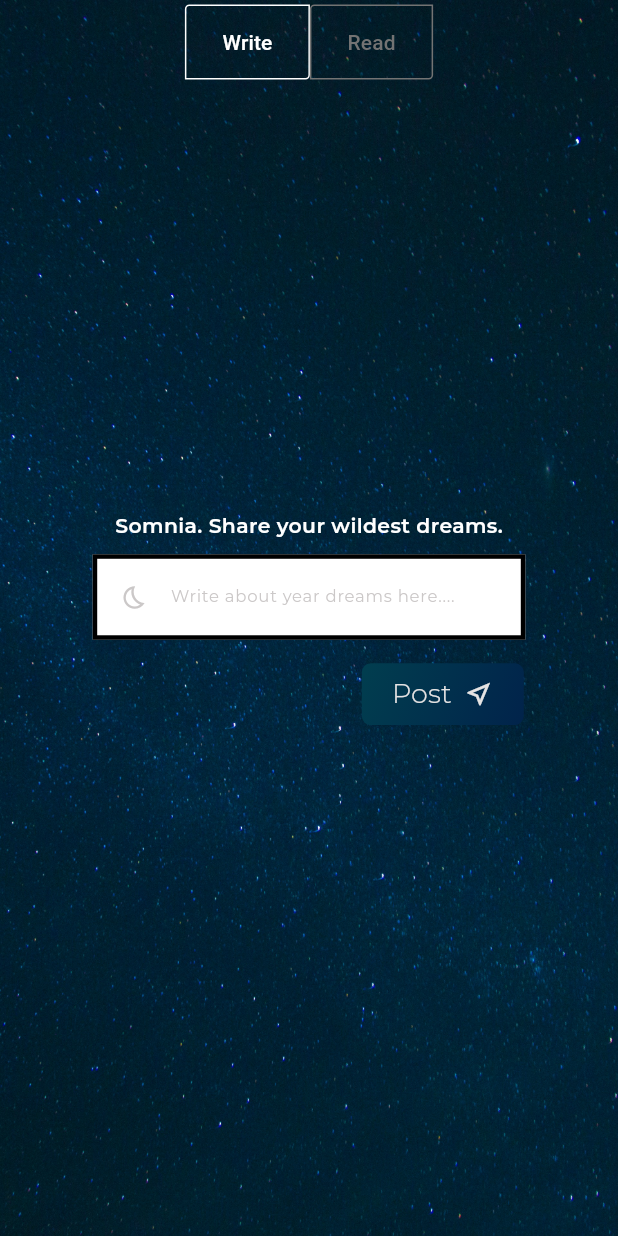
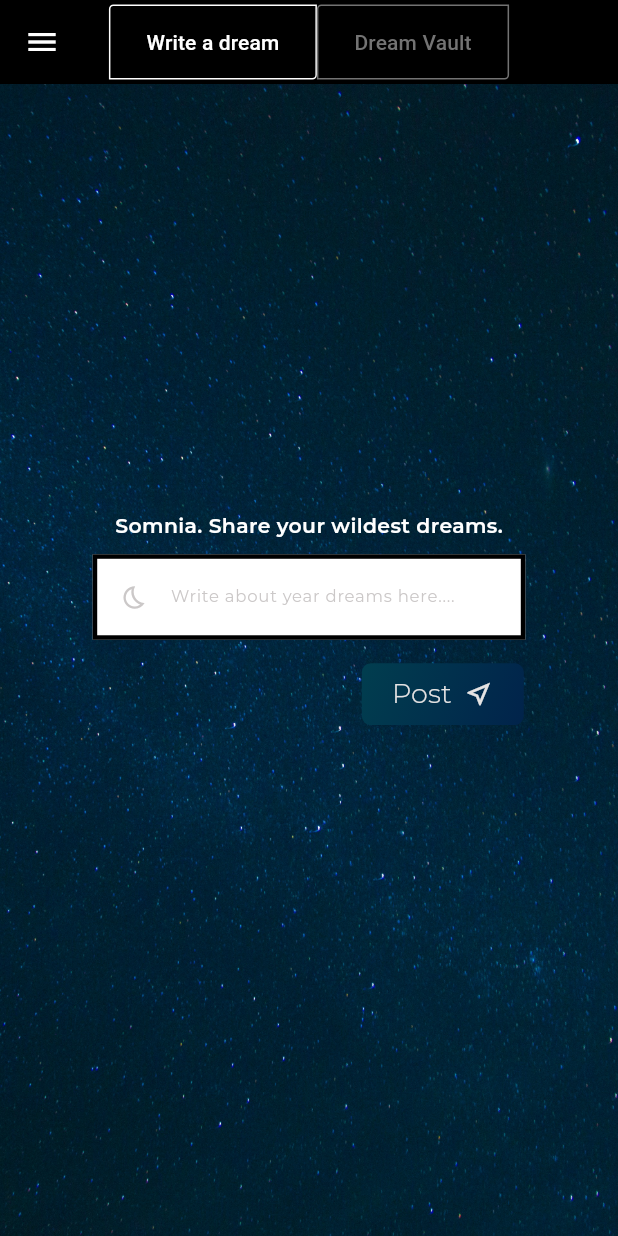
Before and after one commit to GithubAnant/Somnia, a Flutter app: the screen it shows after launch, on a phone screen of 412 x 824 dp. Run offline on Flutter 3.47's test engine with Material 3 defaults, Android fonts, the phone set to English and light mode, and no system bars; project files that could hold a hidden picture were left out.

Commit message:
fixed appbar, button names

```diff
--- a/lib/appbar_button.dart
+++ b/lib/appbar_button.dart
@@ -20,7 +20,7 @@ class AppBarButton extends StatelessWidget {
           side: BorderSide(color: Colors.transparent)
         ),
         onPressed: () {
-          Navigator.push(context, MaterialPageRoute(builder: (context) => destination));
+          Navigator.pushReplacement(context, MaterialPageRoute(builder: (context) => destination));
         },
         child: Text(buttonName, style: TextStyle(color: buttonColor)),
       ),
--- a/lib/home_page.dart
+++ b/lib/home_page.dart
@@ -1,7 +1,7 @@
 import 'package:flutter/material.dart';
 import 'package:somnia/appbar_button.dart';
 import 'package:somnia/read.dart';
-import 'package:somnia/stack.dart';
+import 'package:somnia/stack_write.dart';
 
 class Background extends StatefulWidget {
   const Background({super.key});
@@ -11,10 +11,18 @@ class Background extends StatefulWidget {
 }
 
 class _BackgroundState extends State<Background> {
+
+  @override
+  void initState() {
+    super.initState();
+  }
+
   bool activeButtonWrite = true;
 
-  Color activeButtonColor = Colors.white;
-  Color inActiveButtonColor = const Color.fromARGB(255, 115, 115, 115);
+
+
+  Color writeButtonColor = const Color.fromARGB(255, 255, 255, 255);
+  Color readButtonColor = const Color.fromARGB(255, 115, 115, 115);
 
   void nothing() {}
 
@@ -23,19 +31,20 @@ class _BackgroundState extends State<Background> {
     return Scaffold(
       extendBodyBehindAppBar: true,
       appBar: AppBar(
-        backgroundColor: Colors.transparent,
+        leading: IconButton(onPressed:(){}, icon:  Icon(Icons.menu), color: Colors.white),
+        backgroundColor: const Color.fromARGB(255, 0, 0, 0),
         elevation: 0,
         title: Row(
           mainAxisSize: MainAxisSize.min,
           children: [
-            AppBarButton(buttonName: 'Write',buttonColor: activeButtonColor,destination: Background(),),
-            AppBarButton(buttonName: 'Read',buttonColor: inActiveButtonColor, destination: Read(),),
+            AppBarButton(buttonName: 'Write a dream',buttonColor: writeButtonColor,destination: Background(),),
+            AppBarButton(buttonName: 'Dream Vault',buttonColor: readButtonColor, destination: Read(),),
           ],
         ),
         centerTitle: true,
       ),
 
-      body: StackSomnia(),
+      body: StackSomniaWrite(),
     );
   }
 }
--- a/lib/stack.dart
+++ b/lib/stack_write.dart
@@ -2,14 +2,15 @@ import 'package:flutter/material.dart';
 import 'package:somnia/submit_button.dart';
 import 'package:somnia/text_field.dart';
 
-class StackSomnia extends StatelessWidget {
-  const StackSomnia({super.key});
+class StackSomniaWrite extends StatelessWidget {
+  const StackSomniaWrite({super.key});
 
   void nothing() {}
 
   @override
   Widget build(BuildContext context) {
     return Stack(
+
       children: [
         Positioned.fill(
           child: Image.asset(
--- a/pubspec.yaml
+++ b/pubspec.yaml
@@ -28,12 +28,14 @@ environment:
 # the latest version available on pub.dev. To see which dependencies have newer
 # versions available, run `flutter pub outdated`.
 dependencies:
+
   flutter:
     sdk: flutter
 
   # The following adds the Cupertino Icons font to your application.
   # Use with the CupertinoIcons class for iOS style icons.
   cupertino_icons: ^1.0.8
+  url_launcher: ^6.3.1
 
 dev_dependencies:
   flutter_test:
```
Also changed, not shown: lib/read.dart (+24 -7 lines), lib/sample_data.dart (added, +22 -0 lines), lib/stack_read.dart (added, +65 -0 lines), pubspec.lock, 11 other files.
